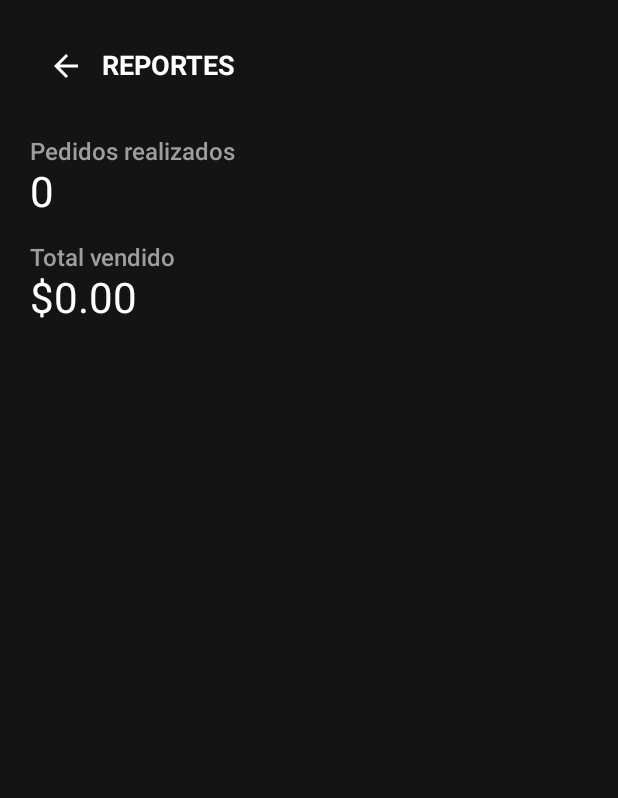
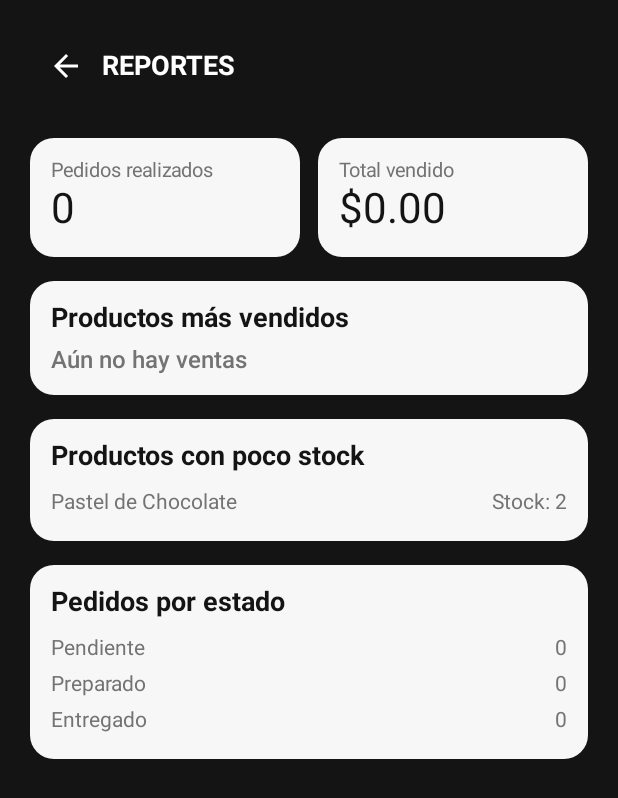
Before and after one commit to Carlos-103/Avance2-Kafecito, an Android app built with Jetpack Compose: the ReportesScreen screen opened through its navigation route, on a phone screen of 412 x 824 dp. Shown: the top 798 px of the screen. Run offline under Robolectric (Android 15) with nearby library versions, the phone set to English and light mode, and no system bars; our stand-ins replace Firebase (no records; nobody signed in at launch, a user with empty details on screens opened directly).

Commit message:
Reporte y Catalago archivos actualizados

```diff
--- /dev/null
+++ b/app/src/main/java/com/kafecito/app/data/model/ReportesViewModel.kt
@@ -0,0 +1,90 @@
+package com.kafecito.app.ui.viewmodel
+
+import androidx.lifecycle.ViewModel
+import androidx.lifecycle.viewModelScope
+import com.kafecito.app.data.model.Pedido
+import com.kafecito.app.data.model.Producto
+import com.kafecito.app.data.repository.PedidoRepository
+import com.kafecito.app.data.repository.ProductoRepository
+import kotlinx.coroutines.CancellationException
+import kotlinx.coroutines.TimeoutCancellationException
+import kotlinx.coroutines.flow.MutableStateFlow
+import kotlinx.coroutines.flow.StateFlow
+import kotlinx.coroutines.flow.asStateFlow
+import kotlinx.coroutines.launch
+import kotlinx.coroutines.withTimeout
+import kotlin.time.Duration.Companion.seconds
+
+/** Datos ya calculados que muestra la pantalla de reportes. */
+data class ReportesData(
+    val cantidadPedidos: Int,
+    val totalVendido: Double,
+    val masVendidos: List<Pair<String, Int>>,
+    val stockBajo: List<Producto>,
+    val pedidosPorEstado: List<Pair<String, Int>>
+)
+
+sealed interface ReportesUiState {
+    data object Cargando : ReportesUiState
+    data object Error : ReportesUiState
+    data class Listo(val datos: ReportesData) : ReportesUiState
+}
+
+class ReportesViewModel : ViewModel() {
+
+    private val _estado = MutableStateFlow<ReportesUiState>(ReportesUiState.Cargando)
+    val estado: StateFlow<ReportesUiState> = _estado.asStateFlow()
+
+    init {
+        cargar()
+    }
+
+    /** Carga los pedidos y calcula los reportes. También sirve para reintentar. */
+    fun cargar() {
+        _estado.value = ReportesUiState.Cargando
+        viewModelScope.launch {
+            try {
+                val pedidos = withTimeout(15.seconds) { PedidoRepository.listarTodos() }
+                // Refresca el catálogo para que el stock bajo sea el actual.
+                ProductoRepository.cargar()
+                _estado.value = ReportesUiState.Listo(calcular(pedidos))
+            } catch (e: TimeoutCancellationException) {
+                _estado.value = ReportesUiState.Error
+            } catch (e: CancellationException) {
+                throw e
+            } catch (e: Exception) {
+                _estado.value = ReportesUiState.Error
+            }
+        }
+    }
+
+    private fun calcular(pedidos: List<Pedido>): ReportesData {
+        // Top 5 de productos más vendidos (por unidades).
+        val masVendidos = pedidos
+            .flatMap { it.items }
+            .groupBy { it.nombre }
+            .mapValues { (_, items) -> items.sumOf { it.cantidad } }
+            .entries
+            .sortedByDescending { it.value }
+            .take(5)
+            .map { it.key to it.value }
+
+        // Productos con 3 unidades o menos, los más críticos primero.
+        val stockBajo = ProductoRepository.obtenerProductos()
+            .filter { it.stock <= 3 }
+            .sortedBy { it.stock }
+
+        // Pedidos por estado; los estados sin pedidos aparecen con 0.
+        val porEstado = pedidos.groupBy { it.estado.toString() }
+        val pedidosPorEstado = listOf("PENDIENTE", "PREPARADO", "ENTREGADO")
+            .map { estado -> estado to (porEstado[estado]?.size ?: 0) }
+
+        return ReportesData(
+            cantidadPedidos = pedidos.size,
+            totalVendido = pedidos.sumOf { it.total },
+            masVendidos = masVendidos,
+            stockBajo = stockBajo,
+            pedidosPorEstado = pedidosPorEstado
+        )
+    }
+}
--- a/app/src/main/java/com/kafecito/app/data/repository/ProductoRepository.kt
+++ b/app/src/main/java/com/kafecito/app/data/repository/ProductoRepository.kt
@@ -3,6 +3,8 @@ package com.kafecito.app.data.repository
 import com.kafecito.app.R
 import com.kafecito.app.data.model.Producto
 import kotlinx.coroutines.tasks.await
+import com.google.firebase.firestore.DocumentSnapshot
+import kotlinx.coroutines.CancellationException
 
 /**
  * Catálogo de productos que usa toda la app (Home, Detalle, Favoritos, Repetir pedido).
@@ -48,7 +50,34 @@ object ProductoRepository {
     // Los 5 productos iniciales los carga el dueño del repositorio en la consola de Firebase.
     // =====================================================================
     suspend fun cargar() {
-        // Pendiente.
+        try {
+            val snap = FirestorePaths.productos().get().await()
+            val productos = snap.documents.mapNotNull { it.aProducto() }
+
+            // Si no hay documentos válidos, se conserva el catálogo local.
+            if (productos.isNotEmpty()) {
+                cache = productos.sortedBy { it.id }
+            }
+        } catch (e: CancellationException) {
+            throw e // no se debe tragar la cancelación de la corutina
+        } catch (e: Exception) {
+            // Si la lectura falla, se deja el catálogo local (no vaciar la app).
+        }
+    }
+    private fun DocumentSnapshot.aProducto(): Producto? {
+        val id = (get("id") as? Number)?.toInt() ?: id.toIntOrNull() ?: return null
+        val nombre = getString("nombre") ?: return null
+        val precio = (get("precio") as? Number)?.toDouble() ?: return null
+
+        return Producto(
+            id = id,
+            nombre = nombre,
+            descripcion = getString("descripcion") ?: "",
+            precio = precio,
+            stock = (get("stock") as? Number)?.toInt() ?: 0,
+            categoria = getString("categoria") ?: "",
+            imagen = imagenes[getString("imagen")]
+        )
     }
 
     // =====================================================================
--- a/app/src/main/java/com/kafecito/app/ui/screens/HomeScreen.kt
+++ b/app/src/main/java/com/kafecito/app/ui/screens/HomeScreen.kt
@@ -25,6 +25,7 @@ import com.kafecito.app.data.repository.ProductoRepository
 import com.kafecito.app.ui.components.KafeHeader
 import com.kafecito.app.ui.theme.*
 import com.kafecito.app.ui.components.ProductoImagen
+import androidx.compose.runtime.LaunchedEffect
 
 
 /**
@@ -46,9 +47,13 @@ fun HomeScreen(
     // Cuando el estado cambia, Compose actualiza la interfaz que depende de él.
     var categoriaSeleccionada by remember { mutableStateOf(ProductoRepository.categorias.first()) }
     var busqueda by remember { mutableStateOf("") }
+    // Se incrementa cuando termina la carga de Firestore para forzar el refresco de la lista.
+    var versionCatalogo by remember { mutableIntStateOf(0) }
     // Filtra los productos según la categoría seleccionada y el texto de búsqueda.
-    val productos = ProductoRepository.obtenerProductos(categoriaSeleccionada)
-        .filter { it.nombre.contains(busqueda, ignoreCase = true) }
+    val productos = remember(categoriaSeleccionada, busqueda, versionCatalogo) {
+        ProductoRepository.obtenerProductos(categoriaSeleccionada)
+            .filter { it.nombre.contains(busqueda, ignoreCase = true) }
+    }
 
     Column(
         modifier = Modifier
@@ -145,6 +150,8 @@ private fun CategoriaChip(texto: String, seleccionada: Boolean, onClick: () -> U
  * o agregarlo directamente al carrito.
  */
 @Composable
+
+
 private fun ProductoCard(
     producto: Producto,
     onClick: () -> Unit,
--- a/app/src/main/java/com/kafecito/app/ui/screens/ReportesScreen.kt
+++ b/app/src/main/java/com/kafecito/app/ui/screens/ReportesScreen.kt
@@ -2,59 +2,143 @@ package com.kafecito.app.ui.screens
 
 import androidx.compose.foundation.background
 import androidx.compose.foundation.layout.*
+import androidx.compose.foundation.rememberScrollState
+import androidx.compose.foundation.shape.RoundedCornerShape
+import androidx.compose.foundation.verticalScroll
 import androidx.compose.material3.*
 import androidx.compose.runtime.*
+import androidx.compose.ui.Alignment
 import androidx.compose.ui.Modifier
+import androidx.compose.ui.draw.clip
 import androidx.compose.ui.unit.dp
-import com.kafecito.app.data.model.Pedido
-import com.kafecito.app.data.repository.PedidoRepository
+import androidx.compose.runtime.collectAsState
+import androidx.lifecycle.viewmodel.compose.viewModel
 import com.kafecito.app.ui.components.KafeTopBar
 import com.kafecito.app.ui.theme.*
+import com.kafecito.app.ui.viewmodel.ReportesData
+import com.kafecito.app.ui.viewmodel.ReportesUiState
+import com.kafecito.app.ui.viewmodel.ReportesViewModel
 import com.kafecito.app.util.comoDinero
-import kotlinx.coroutines.withTimeout
-import kotlin.time.Duration.Companion.seconds
 
 /**
- * Reportes de ventas del administrador. Versión base: total vendido y cantidad de pedidos.
- *
- * TODO(REPORTES) - Carlos David
- * Todo se calcula en la app sobre la lista que devuelve PedidoRepository.listarTodos(); no
- * hacen falta consultas nuevas. Agregar (las que alcancen en el tiempo):
- *   - Productos más vendidos:
- *       pedidos.flatMap { it.items }.groupBy { it.nombre }
- *              .mapValues { (_, items) -> items.sumOf { it.cantidad } }
- *              .entries.sortedByDescending { it.value }.take(5)
- *   - Productos con poco stock: ProductoRepository.obtenerProductos().filter { it.stock <= 3 }
- *   - Pedidos por estado (PENDIENTE, PREPARADO, ENTREGADO): groupBy { it.estado }.
- *   - Mover la carga a un ReportesViewModel (parecido a PerfilViewModel) y mostrar mejor el error.
+ * Reportes de ventas del administrador: total vendido, cantidad de pedidos,
+ * productos más vendidos, stock bajo y pedidos por estado.
  */
 @Composable
-fun ReportesScreen(onAtras: () -> Unit) {
-    var pedidos by remember { mutableStateOf<List<Pedido>?>(null) }
-    var error by remember { mutableStateOf(false) }
-
-    LaunchedEffect(Unit) {
-        try {
-            pedidos = withTimeout(15.seconds) { PedidoRepository.listarTodos() }
-        } catch (e: Exception) {
-            error = true
-        }
-    }
+fun ReportesScreen(
+    onAtras: () -> Unit,
+    viewModel: ReportesViewModel = viewModel()
+) {
+    val estado by viewModel.estado.collectAsState()
 
     Column(modifier = Modifier.fillMaxSize().background(KafeBlack).padding(20.dp)) {
         KafeTopBar(titulo = "REPORTES", onAtras = onAtras)
         Spacer(modifier = Modifier.height(12.dp))
-        val lista = pedidos
-        when {
-            error -> Text("No se pudieron cargar los reportes", color = KafeGray)
-            lista == null -> CircularProgressIndicator(color = KafeWhite)
-            else -> {
-                Text("Pedidos realizados", color = KafeGray)
-                Text("${lista.size}", color = KafeWhite, style = MaterialTheme.typography.headlineMedium)
-                Spacer(modifier = Modifier.height(16.dp))
-                Text("Total vendido", color = KafeGray)
-                Text(lista.sumOf { it.total }.comoDinero(), color = KafeWhite, style = MaterialTheme.typography.headlineMedium)
+
+        when (val e = estado) {
+            ReportesUiState.Cargando -> CircularProgressIndicator(color = KafeWhite)
+
+            ReportesUiState.Error -> {
+                Text("No se pudieron cargar los reportes", color = KafeGray)
+                Spacer(modifier = Modifier.height(12.dp))
+                Button(onClick = { viewModel.cargar() }) { Text("Reintentar") }
             }
+
+            is ReportesUiState.Listo -> ContenidoReportes(e.datos)
         }
     }
 }
+
+@Composable
+private fun ContenidoReportes(datos: ReportesData) {
+    Column(
+        modifier = Modifier.verticalScroll(rememberScrollState()),
+        verticalArrangement = Arrangement.spacedBy(16.dp)
+    ) {
+        // Resumen general
+        Row(horizontalArrangement = Arrangement.spacedBy(12.dp)) {
+            Tarjeta(modifier = Modifier.weight(1f)) {
+                Text("Pedidos realizados", color = KafeGray, style = MaterialTheme.typography.bodySmall)
+                Text(
+                    "${datos.cantidadPedidos}",
+                    color = KafeBlack,
+                    style = MaterialTheme.typography.headlineMedium
+                )
+            }
+            Tarjeta(modifier = Modifier.weight(1f)) {
+                Text("Total vendido", color = KafeGray, style = MaterialTheme.typography.bodySmall)
+                Text(
+                    datos.totalVendido.comoDinero(),
+                    color = KafeBlack,
+                    style = MaterialTheme.typography.headlineMedium
+                )
+            }
+        }
+
+        // Más vendidos
+        Seccion("Productos más vendidos") {
+            if (datos.masVendidos.isEmpty()) {
+                Text("Aún no hay ventas", color = KafeGray)
+            } else {
+                datos.masVendidos.forEachIndexed { indice, (nombre, cantidad) ->
+                    Fila("${indice + 1}. $nombre", "$cantidad uds.")
+                }
+            }
+        }
+
+        // Stock bajo
+        Seccion("Productos con poco stock") {
+            if (datos.stockBajo.isEmpty()) {
+                Text("Todo el inventario está en buen nivel", color = KafeGray)
+            } else {
+                datos.stockBajo.forEach { producto ->
+                    Fila(producto.nombre, "Stock: ${producto.stock}")
+                }
+            }
+        }
+
+        // Pedidos por estado
+        Seccion("Pedidos por estado") {
+            datos.pedidosPorEstado.forEach { (estado, cantidad) ->
+                Fila(estado.lowercase().replaceFirstChar { it.uppercase() }, "$cantidad")
+            }
+        }
+
+        Spacer(modifier = Modifier.height(8.dp))
+    }
+}
+
+/** Contenedor con el estilo de tarjeta de la app. */
+@Composable
+private fun Tarjeta(modifier: Modifier = Modifier, contenido: @Composable ColumnScope.() -> Unit) {
+    Column(
+        modifier = modifier
+            .clip(RoundedCornerShape(16.dp))
+            .background(KafeSurface)
+            .padding(14.dp),
+        content = contenido
+    )
+}
+
+/** Sección con título dentro de una tarjeta a todo el ancho. */
+@Composable
+private fun Seccion(titulo: String, contenido: @Composable ColumnScope.() -> Unit) {
+    Tarjeta(modifier = Modifier.fillMaxWidth()) {
+        Text(titulo, color = KafeBlack, style = MaterialTheme.typography.titleMedium)
+        Spacer(modifier = Modifier.height(8.dp))
+        contenido()
+    }
+}
+
+/** Fila con etiqueta a la izquierda y valor a la derecha. */
+@Composable
+private fun Fila(etiqueta: String, valor: String) {
+    Row(
+        modifier = Modifier.fillMaxWidth().padding(vertical = 4.dp),
+        horizontalArrangement = Arrangement.SpaceBetween,
+        verticalAlignment = Alignment.CenterVertically
+    ) {
+        Text(etiqueta, color = KafeGray, style = MaterialTheme.typography.bodyMedium)
+        Text(valor, color = KafeGray, style = MaterialTheme.typography.bodyMedium)
+    }
+}
--- a/app/src/main/java/com/kafecito/app/ui/theme/Color.kt
+++ b/app/src/main/java/com/kafecito/app/ui/theme/Color.kt
@@ -14,7 +14,7 @@ val KafeChip = Color(0xFFF0F0F0)
 // Color temporal para productos con imágenes pendientes
 val KafeImagePlaceholder = Color(0xFFD9D9D9)
 // Texto secundario y descripciones.
-val KafeGray = Color(0xFF9E9E9E)
+val KafeGray = Color(0xFF737373)
 // Borde de los campos de texto sobre fondos oscuros.
 val KafeBorderDark = Color(0xFF555555)
 // Color utilizado para mostrar errores.
```
